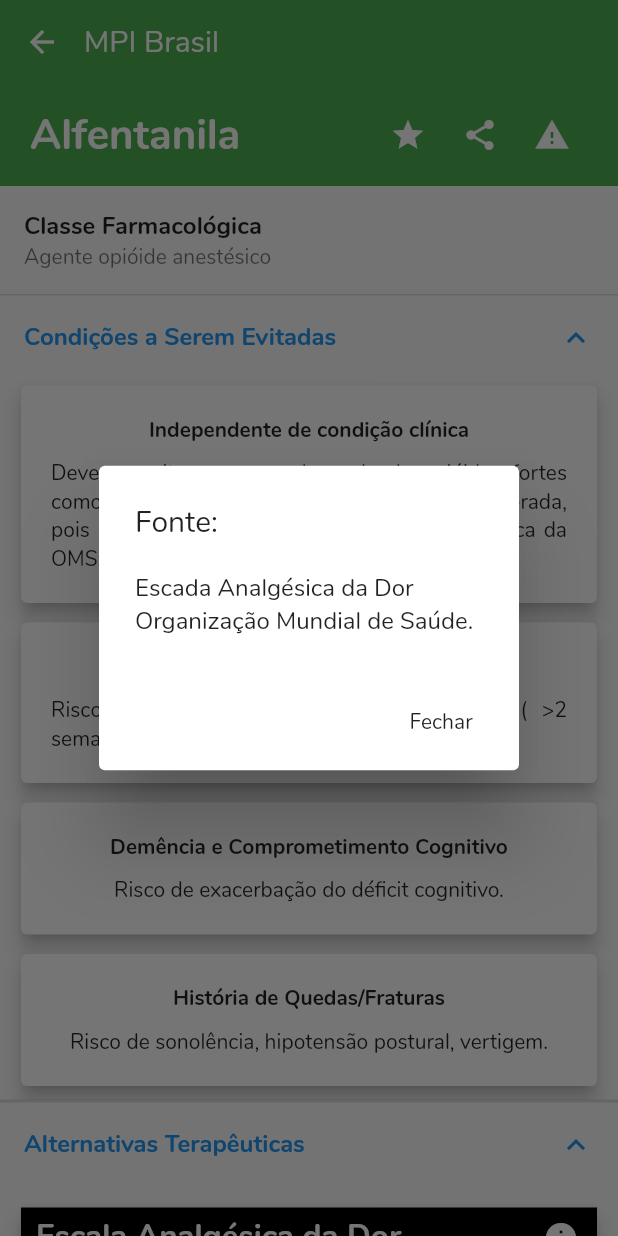
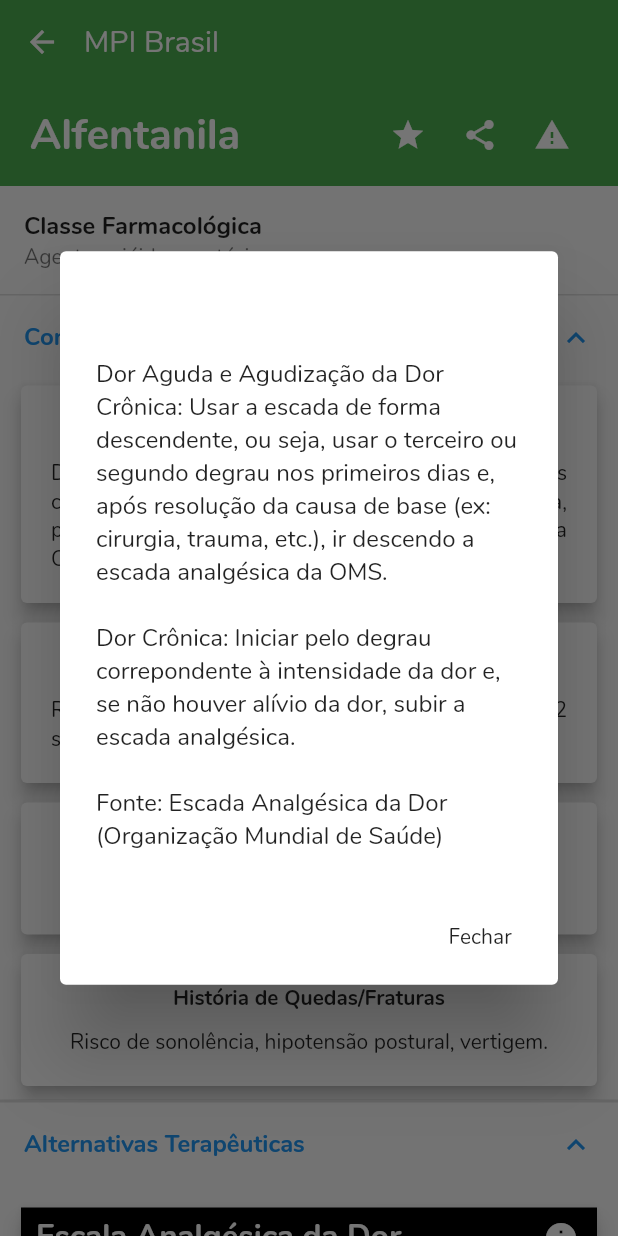
Before and after one commit to institutosocialtech/mpi-brasil, a Flutter app: the MedicamentoInfo screen opened directly with sample values from the repository, after a tap on "Condições a Serem Evitadas", after a tap on "Alternativas Terapêuticas", after a tap on the "info" icon, on a phone screen of 412 x 824 dp. Run offline on Flutter 3.47's test engine with Material 2 defaults, Android fonts, the phone set to English and light mode, and no system bars; our stand-ins replace share, url_launcher_web; missing offline and left inert: flutter_mailer, grouped_buttons; generated files the repository leaves out were written again.

Commit message:
PainCard: revisão da informação com a equipe técnica

```diff
--- a/lib/models/drugs.dart
+++ b/lib/models/drugs.dart
@@ -10,10 +10,10 @@ var drugs = [
                 ],
                 [
                   DrugAlternatives('DOR', 'Usar escada analgésica da dor da Organização Mundial da Saúde (OMS)'),
-                  DrugAlternatives('Orientações Gerais', 'Medicamentos adjuvantes são indicados no tratamento da dor neuropática e quando se deseja potencializar o efeito de outros analgésicos e diminuir o consumo de opióides.\n\n* Somente um medicamento de cada categoria deve ser usado por vez.\n\n* Quando for prescrito algum opióide, deve-se sempre associar um laxante.\n\n* Os medicamentos adjuvantes podem ser associados em qualquer degrau da escada.\n\n* Dar preferencial à via oral.\n\n* Descrever doses de horário e não só se necessário.\n\n* Começar em doses baixas e ir ajustando a dose conforme a necessidade do paciente. A dose desejável dos analgésicos, inclusive dos opióides, é a que causa alívio da dor com o mínimo de efeitos adversos.'),
-                  DrugAlternatives('Medicamentos Adjuvantes - Antidepressivos','Adjuvantes indicados para idosos: IRSN (duais), como duloxetina, venlafaxina'),
-                  DrugAlternatives('Medicamentos Adjuvantes - Anticonvulsivantes','Adjuvantes indicados para idosos: Preferir gabapentina e pregabalina.'),
-                  DrugAlternatives('Medicamentos Adjuvantes - Tratamentos Tópicos','Adjuvantes indicados para idosos: Adesivos de lidocaína a 5% para neuralgia pós-herpética; capsaicina a 0,025% e 0,075% para osteoartrite e dor neuropática se o paciente tolerar a queimação e AINE de uso tópico (efetivos para dor localizada).'),
+                  DrugAlternatives('Orientações Gerais', '1. Quando for prescrito algum opióide, deve-se sempre associar um laxante.\n\n2. Somente um opióide de cada categoria deve ser usado por vez.\n\n3. Dar preferencial à via oral.\n\n4. Prescrever doses de horário e não só se necessário.\n\n5. Começar em doses baixas e ir ajustando a dose conforme a necessidade do paciente.'),
+                  DrugAlternatives('Dose desejável dos analgésicos','É a dose que causa alívio da dor com o mínimo de efeitos adversos.'),
+                  DrugAlternatives('Medicamentos Adjuvantes', 'São indicados no tratamento da dor neuropática, quando se deseja potencializar o efeito de outros analgésicos ou diminuir o consumo de opióides.'),
+                  DrugAlternatives('Adjuvantes indicados para Idosos','*\tAntidepressivos: duloxetina, venlafaxina ou tricíclicos (dar preferência à nortriptilina por ter menos efeitos anticolinérgicos)\n\n*\tAnticonvulsivantes: preferir gabapentina e pregabalina.\n\n*\tAdesivos de lidocaína a 5% para neuralgia pós-herpética.\n\n*\tCapsaicina a 0,025% e 0,075% para osteoartrite e dor neuropática se o paciente tolerar a queimação.\n\n*\tAINE de uso tópico (efetivos para dor localizada).'),
                 ],
                 '',
                 [ DrugMonitor('Monitorar sinais de dependência, abuso ou uso indevido durante toda terapia.  Em pacientes que recebem cuidados de anestesia monitorados deve-se monitorar saturação de oxigênio, sinais de hipotensão, apneia e obstrução das vias aéreas superiores.  Durante e após o término da cirurgia monitorar sinais e sintomas de depressão respiratória, especialmente durante a iniciação e retirada da terapia, em pacientes idosos, caquéticos ou debilitados, pacientes com DPOC, cor pulmonale, diminuição da reserva respiratória, hipoxia e hipercapnia , ou depressão respiratória pré-existente Sinais vitais para sinais e sintomas de parada respiratória, bradicardia, arritmia ou hipotensão. Monitorar sinais de depressão respiratória, sedação e hipotensão em pacientes com comprometimento hepático ou renal. Monitorar sinais de aumento da pressão intracraniana nos pacientes suscetíveis (aqueles com evidência de aumento da pressão intracraniana ou tumores cerebrais', '. Pacientes com doença do trato biliar, incluindo pancreatite aguda  monitorar exacerbação da doença. Pacientes com história de distúrbios convulsivos monitorar piora do controle de convulsão. Monitorar função renal em pacientes idosos.') ],
--- a/lib/widgets/painCard.dart
+++ b/lib/widgets/painCard.dart
@@ -54,7 +54,7 @@ class _PainCardState extends State {
 
             // Card Body
             Container(
-              height: 200,
+              height: 220,
               color: cardColor,
               child: Padding(
                 padding: const EdgeInsets.all(10),
@@ -77,7 +77,7 @@ class _PainCardState extends State {
                           textAlign: TextAlign.right,
                           textScaleFactor: 1.4,
                           style: headerStyle,
-                        )
+                        ),
                       ],
                     ),
                     SizedBox(
@@ -96,7 +96,7 @@ class _PainCardState extends State {
 
             // Card Slider
             Container(
-              height: 100,
+              height: 120,
               color: Colors.black12,
               child: Padding(
                 padding: const EdgeInsets.symmetric(horizontal: 20),
@@ -137,11 +137,11 @@ class _PainCardState extends State {
                       ),
                     ),
                     Padding(
-                      padding: const EdgeInsets.fromLTRB(12, 5, 12, 0),
+                      padding: const EdgeInsets.fromLTRB(12, 10, 12, 0),
                       child: Row(
                         mainAxisAlignment: MainAxisAlignment.center,
                         children: <Widget>[
-                          Text("Escala Verbal Numérica", textScaleFactor: 0.8,),
+                          Text("Escala Verbal Numérica", textScaleFactor: 1.2,),
                         ],
                       ),
                     ),
@@ -161,19 +161,19 @@ class _PainCardState extends State {
       painHeader = "Dor Leve";
       painHeaderDegree = "1º Degrau";
       painMessage =
-          "Preferir analgésicos comuns, como Paracetamol (dose máxima: 2-4g/dia) ou Dipirona (até 1g de 6/6h).";
+          "Preferir analgésicos comuns, como Paracetamol (dose máxima: 2-4g/dia) ou Dipirona (até 1g de 6/6h). Se necessário medicamentos adjuvantes podem ser associados.";
     } else if (painLevel >= 4 && painLevel <= 7) {
       cardColor = Colors.orange;
       painHeader = "Dor Moderada";
       painHeaderDegree = "2º Degrau";
       painMessage =
-          "Opióide fracos (como codeína ou tramadol). Se necessário, os analgésicos simples podem ser associados ou mantidos.";
+          "Opióide fracos (como codeína ou tramadol). Se necessário, os analgésicos simples e/ou adjuvantes podem ser associados ou mantidos.";
     } else if (painLevel >= 8 && painLevel <= 10) {
       cardColor = Colors.red;
       painHeader = "Dor Intensa";
       painHeaderDegree = "3º Degrau";
       painMessage =
-          "Opióides fortes (como morfina, metadona, fentanil e oxicodona). Se necessário, os analgésicos simples podem ser associados ou mantidos.";
+          "Opióides fortes (como morfina, metadona, fentanil e oxicodona). Se necessário, os analgésicos simples e/ou adjuvantes podem ser associados ou mantidos.";
     }
   }
 
@@ -195,8 +195,11 @@ class _PainCardState extends State {
         context: context,
         builder: (BuildContext context) {
           return AlertDialog(
-            title: Text("Fonte:"),
-            content: Text("Escada Analgésica da Dor\nOrganização Mundial de Saúde."),
+            title: Text(""),
+            content: Text(
+              "Dor Aguda e Agudização da Dor Crônica: Usar a escada de forma descendente, ou seja, usar o terceiro ou segundo degrau nos primeiros dias e, após resolução da causa de base (ex: cirurgia, trauma, etc.), ir descendo a escada analgésica da OMS.\n\n" +
+              "Dor Crônica: Iniciar pelo degrau correpondente à intensidade da dor e, se não houver alívio da dor, subir a escada analgésica.\n\n" +
+              "Fonte: Escada Analgésica da Dor (Organização Mundial de Saúde)"),
             actions: <Widget>[
               FlatButton(
                 child: Text("Fechar"),
```
